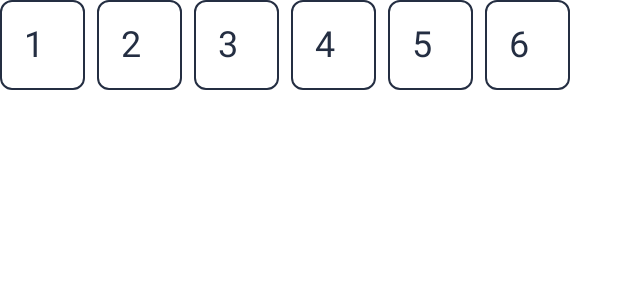
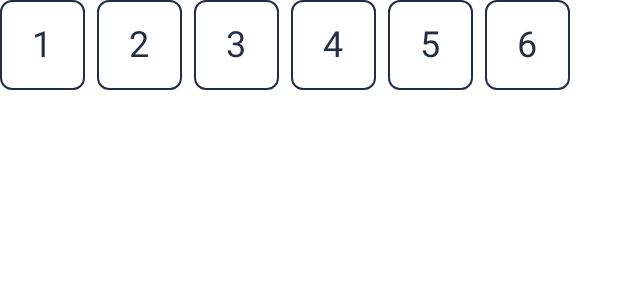
Before and after one commit to Omnia-97/ComposeOtpInput, an Android app built with Jetpack Compose: the @Preview function OtpInputsPreview, on a phone screen of 412 x 824 dp. Shown: the top 300 px of the screen. Run offline under Robolectric (Android 15) with nearby library versions, the phone set to English and light mode, and no system bars.

Commit message:
make text in center

```diff
--- a/app/src/main/java/com/example/composeotpinput/component/OtpInputs.kt
+++ b/app/src/main/java/com/example/composeotpinput/component/OtpInputs.kt
@@ -14,6 +14,7 @@ import androidx.compose.ui.graphics.Color
 import androidx.compose.ui.platform.LocalFocusManager
 import androidx.compose.ui.text.TextStyle
 import androidx.compose.ui.text.input.KeyboardType
+import androidx.compose.ui.text.style.TextAlign
 import androidx.compose.ui.tooling.preview.Preview
 import androidx.compose.ui.unit.Dp
 import androidx.compose.ui.unit.dp
@@ -58,7 +59,7 @@ fun OtpInputs(
     onOtpChange: (String) -> Unit,
     focusedBorderColor: Color = AppColors.DarkBlue900,
     unfocusedEmptyBorderColor: Color = AppColors.Gray400,
-    textStyle: TextStyle = Typography.titleLarge.copy(color = AppColors.DarkBlue900),
+    textStyle: TextStyle = Typography.titleLarge.copy(color = AppColors.DarkBlue900 ,textAlign = TextAlign.Center),
     width: Dp = 56.67.dp,
     isError: Boolean = false,
     errorBorderColor: Color = AppColors.Red,
--- a/app/src/main/java/com/example/composeotpinput/component/OtpTextField.kt
+++ b/app/src/main/java/com/example/composeotpinput/component/OtpTextField.kt
@@ -26,6 +26,7 @@ import androidx.compose.ui.focus.onFocusChanged
 import androidx.compose.ui.graphics.Color
 import androidx.compose.ui.text.TextStyle
 import androidx.compose.ui.text.input.KeyboardType
+import androidx.compose.ui.text.style.TextAlign
 import androidx.compose.ui.tooling.preview.Preview
 import androidx.compose.ui.unit.Dp
 import androidx.compose.ui.unit.dp
@@ -40,7 +41,7 @@ fun OtpTextField(
     modifier: Modifier = Modifier,
     focusedBorderColor: Color = AppColors.DarkBlue900,
     unfocusedBorderColor: Color = AppColors.Gray400,
-    textStyle: TextStyle = Typography.titleLarge.copy(color = AppColors.DarkBlue900),
+    textStyle: TextStyle = Typography.titleLarge.copy(color = AppColors.DarkBlue900, textAlign = TextAlign.Center),
     width: Dp = 56.67.dp,
     isError: Boolean = false,
     errorBorderColor: Color = AppColors.Red,
@@ -62,7 +63,8 @@ fun OtpTextField(
                 },
                 shape = RoundedCornerShape(8.dp)
             )
-            .background(Color.White, RoundedCornerShape(8.dp))
+            .background(Color.White, RoundedCornerShape(8.dp)),
+        contentAlignment = Alignment.Center
     ) {
         TextField(
             value = value,
```
